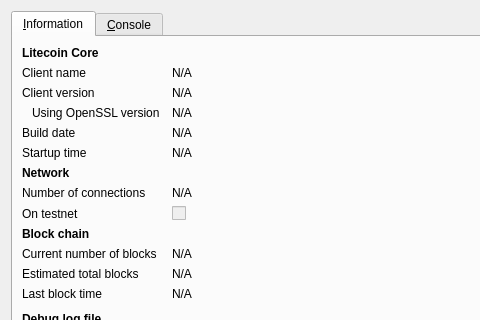
First picture: the form in src/qt/forms/rpcconsole.ui, repository TheStormCoin/StormCoinSource, before the edit; both pictures show x 0 to 480 and y 0 to 320 of the 740 by 450 pixel window.
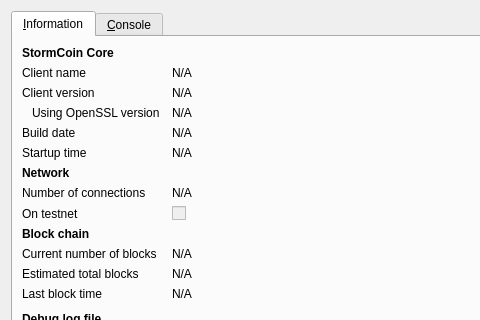
Second picture: the form after the edit. Icons and pictures are not drawn.

The edit to the form file:
```diff
--- a/src/qt/forms/rpcconsole.ui
+++ b/src/qt/forms/rpcconsole.ui
@@ -36,7 +36,7 @@
           </font>
          </property>
          <property name="text">
-          <string>Litecoin Core</string>
+          <string>StormCoin Core</string>
          </property>
         </widget>
        </item>
```
Left out of the diff: 6 changed lines with no effect on the pictures.
